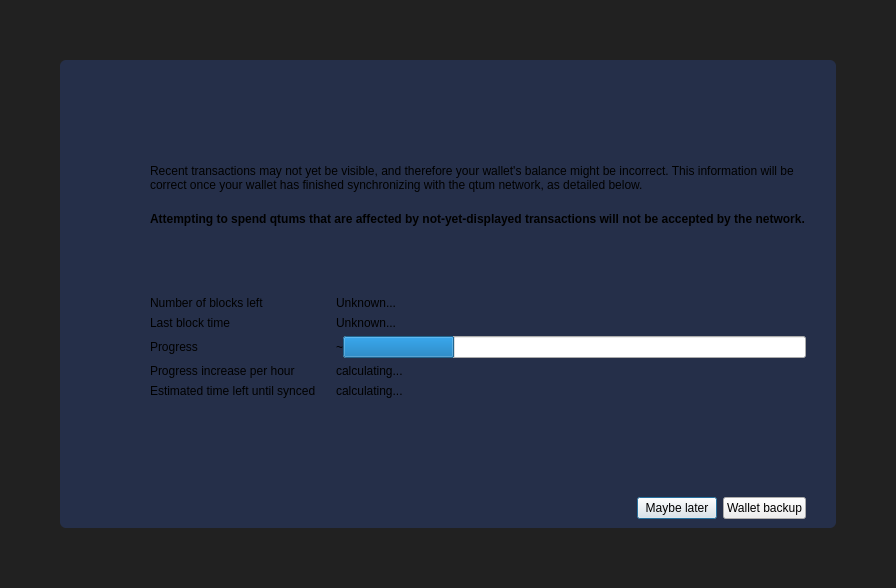
This is src/qt/forms/modaloverlay.ui in qtumproject/qtum as Qt 5 draws it before an edit. The edited form follows.
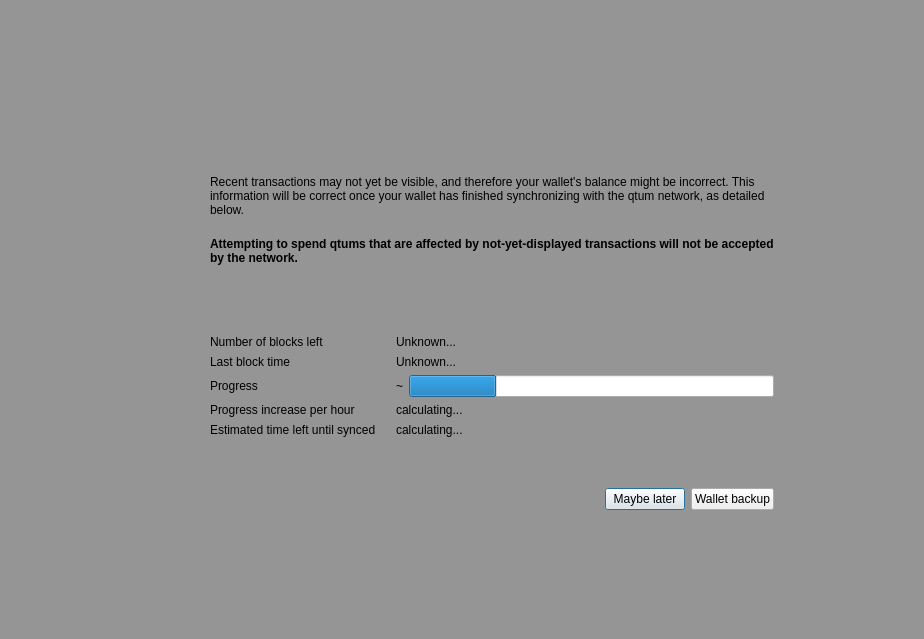
This is the edited form. Icons and pictures are not drawn. Custom widgets are drawn as their Qt base class.

Commit message: Update modal overlay form

What changed in the file:
```diff
--- a/src/qt/forms/modaloverlay.ui
+++ b/src/qt/forms/modaloverlay.ui
@@ -6,8 +6,8 @@
    <rect>
     <x>0</x>
     <y>0</y>
-    <width>896</width>
-    <height>588</height>
+    <width>924</width>
+    <height>639</height>
    </rect>
   </property>
   <property name="windowTitle">
@@ -32,26 +32,23 @@
    <item>
     <widget class="QWidget" name="bgWidget" native="true">
      <property name="styleSheet">
-      <string notr="true">#bgWidget { background: rgba(0,0,0,220); }</string>
+      <string notr="true">#bgWidget { background: rgba(0,0,0,96); }</string>
      </property>
      <layout class="QVBoxLayout" name="verticalLayoutMain" stretch="0">
       <property name="leftMargin">
-       <number>60</number>
+       <number>120</number>
       </property>
       <property name="topMargin">
-       <number>60</number>
+       <number>120</number>
       </property>
       <property name="rightMargin">
-       <number>60</number>
+       <number>120</number>
       </property>
       <property name="bottomMargin">
-       <number>60</number>
+       <number>120</number>
       </property>
       <item>
        <widget class="QWidget" name="contentWidget" native="true">
-        <property name="styleSheet">
-         <string notr="true">#contentWidget { background: #252f49; border-radius: 6px; }</string>
-        </property>
         <layout class="QVBoxLayout" name="verticalLayout_3" stretch="1,0">
          <property name="spacing">
           <number>0</number>
@@ -289,6 +286,9 @@
                    </item>
                    <item row="2" column="1">
                     <layout class="QHBoxLayout" name="horizontalLayoutSync" stretch="0,1">
+                     <property name="spacing">
+                      <number>6</number>
+                     </property>
                      <item>
                       <widget class="QLabel" name="percentageProgress">
                        <property name="text">
```
The commit also changes 5 other files.
